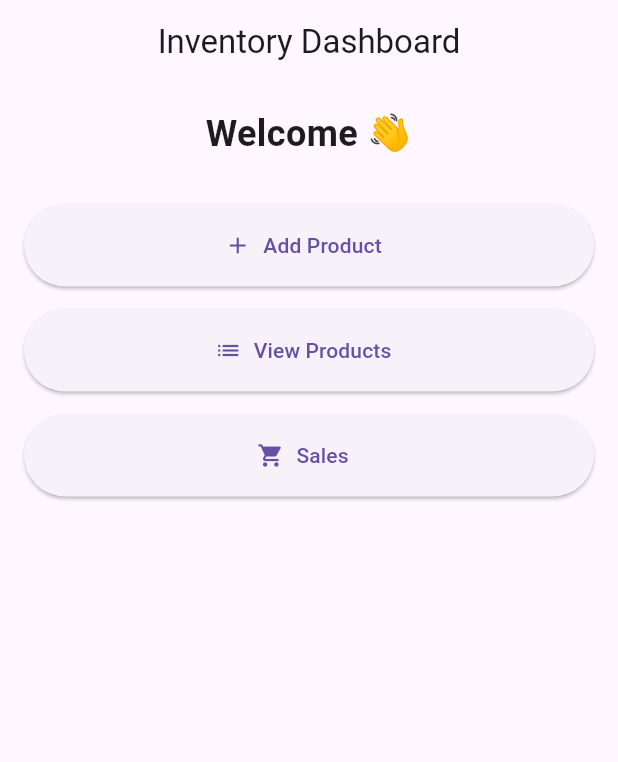
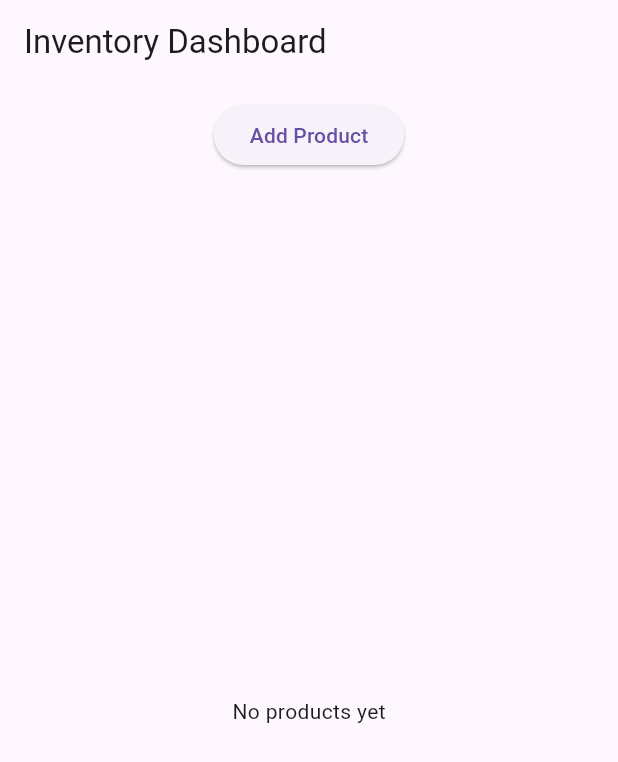
Before and after one commit to hamzazahid01/InventoryApp-Flutter, a Flutter app: the screen it shows after launch, on a phone screen of 412 x 824 dp. Shown: the top 762 px of the screen. Run offline on Flutter 3.47's test engine with Material 3 defaults, Android fonts, the phone set to English and light mode, and no system bars.

Commit message:
Add product model

```diff
--- a/inventory_manager/lib/main.dart
+++ b/inventory_manager/lib/main.dart
@@ -1,5 +1,6 @@
 import 'package:flutter/material.dart';
 import 'add_product_screen.dart';
+import 'product_model.dart';
 
 void main() {
   runApp(const InventoryApp());
@@ -12,85 +13,82 @@ class InventoryApp extends StatelessWidget {
   Widget build(BuildContext context) {
     return MaterialApp(
       debugShowCheckedModeBanner: false,
-      title: 'Inventory Manager',
-      theme: ThemeData(
-        primarySwatch: Colors.blue,
-      ),
       home: const HomeScreen(),
     );
   }
 }
 
-class HomeScreen extends StatelessWidget {
+class HomeScreen extends StatefulWidget {
   const HomeScreen({super.key});
+
+  @override
+  State<HomeScreen> createState() => _HomeScreenState();
+}
+
+class _HomeScreenState extends State<HomeScreen> {
+  static List<Product> products = [];
+
+  void addProduct(Product p) {
+    setState(() {
+      products.add(p);
+    });
+  }
 
   @override
   Widget build(BuildContext context) {
     return Scaffold(
       appBar: AppBar(
         title: const Text("Inventory Dashboard"),
-        centerTitle: true,
       ),
 
-      body: Padding(
-        padding: const EdgeInsets.all(16),
-        child: Column(
+      body: Column(
         children: [
 
-            const Text(
-              "Welcome 👋",
-              style: TextStyle(
-                fontSize: 24,
-                fontWeight: FontWeight.bold,
-              ),
-            ),
+          const SizedBox(height: 10),
 
-            const SizedBox(height: 30),
-
-            // 🔘 ADD PRODUCT BUTTON (IMPORTANT CHANGE HERE)
-            SizedBox(
-              width: double.infinity,
-              height: 55,
-              child: ElevatedButton.icon(
-                icon: const Icon(Icons.add),
-                label: const Text("Add Product"),
-                onPressed: () {
-                  Navigator.push(
+          // ADD BUTTON
+          ElevatedButton(
+            onPressed: () async {
+              final result = await Navigator.push(
                 context,
                 MaterialPageRoute(
                   builder: (context) => const AddProductScreen(),
                 ),
               );
+
+              if (result != null && result is Product) {
+                addProduct(result);
+              }
             },
+            child: const Text("Add Product"),
+          ),
+
+          const SizedBox(height: 10),
+
+          // PRODUCT LIST
+          Expanded(
+            child: products.isEmpty
+                ? const Center(
+              child: Text("No products yet"),
+            )
+                : ListView.builder(
+              itemCount: products.length,
+              itemBuilder: (context, index) {
+                final p = products[index];
+
+                return Card(
+                  child: ListTile(
+                    title: Text(p.name),
+                    subtitle: Text(
+                      "Price: ${p.price} | Stock: ${p.stock}",
                     ),
                   ),
-
-            const SizedBox(height: 15),
-
-            SizedBox(
-              width: double.infinity,
-              height: 55,
-              child: ElevatedButton.icon(
-                icon: const Icon(Icons.list),
-                label: const Text("View Products"),
-                onPressed: () {},
-              ),
-            ),
-
-            const SizedBox(height: 15),
-
-            SizedBox(
-              width: double.infinity,
-              height: 55,
-              child: ElevatedButton.icon(
-                icon: const Icon(Icons.shopping_cart),
-                label: const Text("Sales"),
-                onPressed: () {},
+                );
+              },
             ),
           ),
         ],
       ),
-      ),
     );
   }
 }
--- a/inventory_manager/lib/product_model.dart
+++ b/inventory_manager/lib/product_model.dart
@@ -0,0 +1,11 @@
+class Product {
+  String name;
+  int price;
+  int stock;
+
+  Product({
+    required this.name,
+    required this.price,
+    required this.stock,
+  });
+}
```
Also changed, not shown: inventory_manager/lib/add_product_screen.dart (+40 -19 lines). Lines whose indentation alone changed are shown as unchanged.
